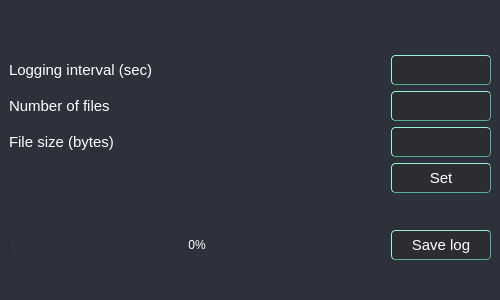
The window that UI/forms/AqArchiveWindow.ui (romangolovkou/AQteck_toolMAX) describes before a commit, drawn with Qt 5.
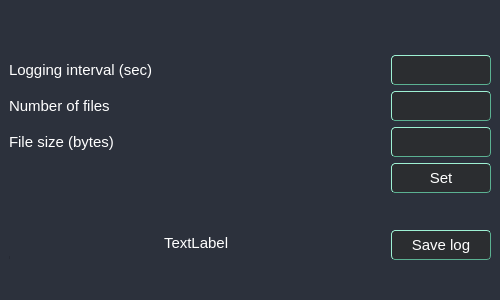
The same window after the commit. Icons and pictures are not drawn. Custom widgets are drawn as their Qt base class.

The edit to the form file:
```diff
--- a/UI/forms/AqArchiveWindow.ui
+++ b/UI/forms/AqArchiveWindow.ui
@@ -496,6 +496,18 @@
          </property>
          <item>
           <widget class="QFrame" name="progressBarFrame">
+           <property name="minimumSize">
+            <size>
+             <width>280</width>
+             <height>0</height>
+            </size>
+           </property>
+           <property name="maximumSize">
+            <size>
+             <width>16777215</width>
+             <height>30</height>
+            </size>
+           </property>
            <property name="frameShape">
             <enum>QFrame::StyledPanel</enum>
            </property>
@@ -518,45 +530,32 @@
             <property name="bottomMargin">
              <number>0</number>
             </property>
-            <item>
-             <widget class="QProgressBar" name="logProgressBar">
+            <item alignment="Qt::AlignHCenter">
+             <widget class="QLabel" name="progressTextLabel">
               <property name="font">
                <font>
-                <pointsize>9</pointsize>
+                <pointsize>11</pointsize>
                </font>
               </property>
-              <property name="styleSheet">
-               <string notr="true">
-QProgressBar {
-    border-radius: 5px;
-    text-align: center;
-}
-QProgressBar::chunk {
-    background: qlineargradient(spread:pad, x1:0, y1:0, x2:1, y2:0,
-        stop:0 rgba(0, 100, 255, 180), /* Начало синего */
-        stop:0.5 rgba(0, 150, 255, 255), /* Яркий синий */
-        stop:1 rgba(0, 100, 255, 180)); /* Конец синего */
-}
-</string>
+              <property name="text">
+               <string>TextLabel</string>
+              </property>
+             </widget>
+            </item>
+            <item>
+             <widget class="QProgressBar" name="progressBar">
+              <property name="maximumSize">
+               <size>
+                <width>16777215</width>
+                <height>5</height>
+               </size>
               </property>
               <property name="value">
                <number>0</number>
               </property>
-              <property name="alignment">
-               <set>Qt::AlignCenter</set>
-              </property>
               <property name="textVisible">
-               <bool>true</bool>
-              </property>
-              <property name="invertedAppearance">
                <bool>false</bool>
               </property>
-              <property name="textDirection">
-               <enum>QProgressBar::TopToBottom</enum>
-              </property>
-              <property name="format">
-               <string notr="true">%p%</string>
-              </property>
              </widget>
             </item>
            </layout>
```
Left out of the diff: 6 changed lines with no effect on the pictures.
